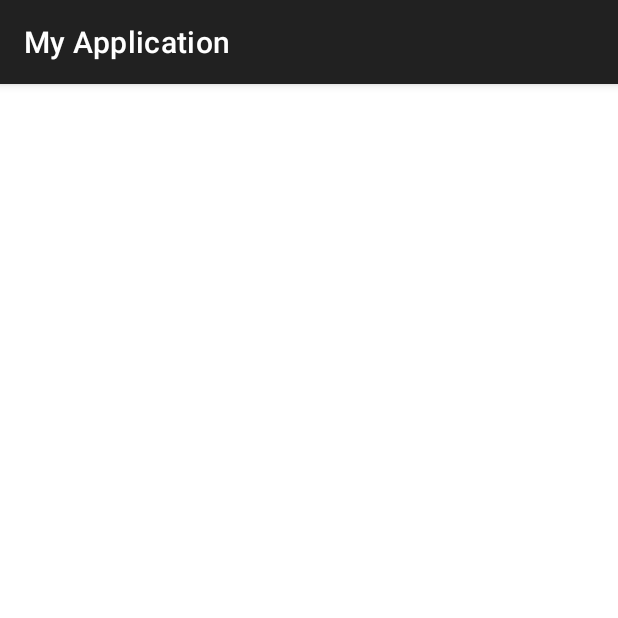
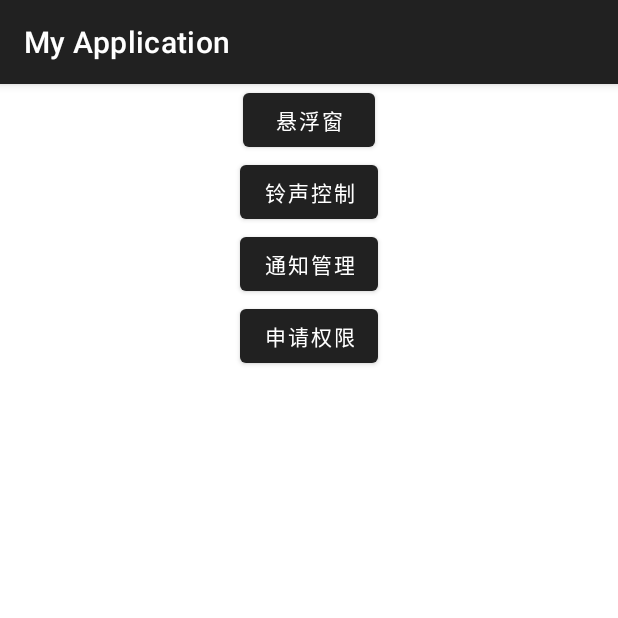
Before and after one commit to Madman1001/ChaosApp, an Android app: the AccessActivity screen opened directly, with no data from a screen before it, on a phone screen of 412 x 824 dp, the top half of it. Run offline under Robolectric (Android 15) with nearby library versions, the light colour scheme and no system bars.

Commit message:
无障碍模块：添加测试代码

```diff
--- a/access/src/main/AndroidManifest.xml
+++ b/access/src/main/AndroidManifest.xml
@@ -2,6 +2,7 @@
 <manifest xmlns:android="http://schemas.android.com/apk/res/android"
     package="com.example.access">
 
+    <uses-permission android:name="android.permission.WRITE_EXTERNAL_STORAGE"/>
     <application>
         <activity android:name="com.example.access.AccessActivity"/>
 
--- a/access/src/main/java/com/example/access/AccessActivity.kt
+++ b/access/src/main/java/com/example/access/AccessActivity.kt
@@ -1,12 +1,16 @@
 package com.example.access
 
+import android.Manifest
 import android.os.Bundle
+import android.view.View
 import android.widget.Toast
 import androidx.appcompat.app.AppCompatActivity
+import com.example.access.utils.PermissionUtils
 
-class AccessActivity : AppCompatActivity() {
+class AccessActivity : AppCompatActivity(),View.OnClickListener {
     override fun onCreate(savedInstanceState: Bundle?) {
         super.onCreate(savedInstanceState)
+        setContentView(R.layout.activity_access)
         if (!OpenAccessibilitySettingHelper.isAccessibilitySettingsOn(
                 this,
                 AccessibilityTestService::class.java.name
@@ -17,5 +21,27 @@ class AccessActivity : AppCompatActivity() {
             Toast.makeText(this, "服务已开启",Toast.LENGTH_LONG)
             //do other things...
         }
+
+        this.findViewById<View>(R.id.accessibility_window).setOnClickListener(this)
+        this.findViewById<View>(R.id.accessibility_ring).setOnClickListener(this)
+        this.findViewById<View>(R.id.accessibility_setting).setOnClickListener(this)
+        this.findViewById<View>(R.id.accessibility_permission).setOnClickListener(this)
+    }
+
+    override fun onClick(v: View) {
+        when(v.id){
+            R.id.accessibility_window ->{
+                PermissionUtils.gotoWindowEnableSetting(this)
+            }
+            R.id.accessibility_ring ->{
+                PermissionUtils.gotoRingtoneAdjustEnableSetting(this)
+            }
+            R.id.accessibility_setting ->{
+                PermissionUtils.gotoNotificationAccessSetting(this)
+            }
+            R.id.accessibility_permission ->{
+                PermissionUtils.requestPermissions(this, arrayOf(Manifest.permission.WRITE_EXTERNAL_STORAGE),1024)
+            }
+        }
     }
 }
--- /dev/null
+++ b/access/src/main/res/layout/activity_access.xml
@@ -0,0 +1,42 @@
+<?xml version="1.0" encoding="utf-8"?>
+<androidx.constraintlayout.widget.ConstraintLayout
+    xmlns:android="http://schemas.android.com/apk/res/android"
+    xmlns:app="http://schemas.android.com/apk/res-auto"
+    android:layout_width="match_parent"
+    android:layout_height="match_parent">
+    <Button
+        android:id="@+id/accessibility_window"
+        android:layout_width="wrap_content"
+        android:layout_height="wrap_content"
+        android:text="悬浮窗"
+        app:layout_constraintTop_toTopOf="parent"
+        app:layout_constraintLeft_toLeftOf="parent"
+        app:layout_constraintRight_toRightOf="parent"/>
+
+    <Button
+        android:id="@+id/accessibility_ring"
+        android:layout_width="wrap_content"
+        android:layout_height="wrap_content"
+        android:text="铃声控制"
+        app:layout_constraintLeft_toLeftOf="parent"
+        app:layout_constraintRight_toRightOf="parent"
+        app:layout_constraintTop_toBottomOf="@id/accessibility_window"/>
+
+    <Button
+        android:id="@+id/accessibility_setting"
+        android:layout_width="wrap_content"
+        android:layout_height="wrap_content"
+        android:text="通知管理"
+        app:layout_constraintLeft_toLeftOf="parent"
+        app:layout_constraintRight_toRightOf="parent"
+        app:layout_constraintTop_toBottomOf="@id/accessibility_ring" />
+
+    <Button
+        android:id="@+id/accessibility_permission"
+        android:layout_width="wrap_content"
+        android:layout_height="wrap_content"
+        android:text="申请权限"
+        app:layout_constraintLeft_toLeftOf="parent"
+        app:layout_constraintRight_toRightOf="parent"
+        app:layout_constraintTop_toBottomOf="@id/accessibility_setting" />
+</androidx.constraintlayout.widget.ConstraintLayout>
--- a/access/src/main/res/xml/accessibility_config.xml
+++ b/access/src/main/res/xml/accessibility_config.xml
@@ -1,6 +1,6 @@
 <?xml version="1.0" encoding="utf-8"?>
 <accessibility-service xmlns:android="http://schemas.android.com/apk/res/android"
-    android:accessibilityEventTypes="typeViewClicked|typeViewLongClicked|typeViewSelected|typeViewFocused|typeViewTextChanged|typeWindowStateChanged|typeNotificationStateChanged|typeViewHoverEnter|typeViewHoverExit|typeTouchExplorationGestureStart|typeTouchExplorationGestureEnd|typeWindowContentChanged|typeViewScrolled|typeViewTextSelectionChanged|typeAllMask"
+    android:accessibilityEventTypes="typeViewClicked|typeViewLongClicked|typeViewSelected|typeViewFocused|typeViewTextChanged|typeWindowStateChanged|typeViewHoverEnter|typeViewHoverExit|typeTouchExplorationGestureStart|typeTouchExplorationGestureEnd|typeWindowContentChanged|typeViewScrolled|typeViewTextSelectionChanged"
     android:accessibilityFeedbackType="feedbackGeneric"
     android:accessibilityFlags="flagDefault"
     android:canRetrieveWindowContent="true"
```
Also changed, not shown: access/src/main/java/com/example/access/AccessibilityTestService.kt (+27 -3 lines), access/src/main/java/com/example/access/TestAction.kt (+108 -8 lines), access/src/main/java/com/example/access/utils/PermissionUtils.kt (added, +178 -0 lines), access/src/main/res/layout/action_bar.xml (+32 -5 lines).
